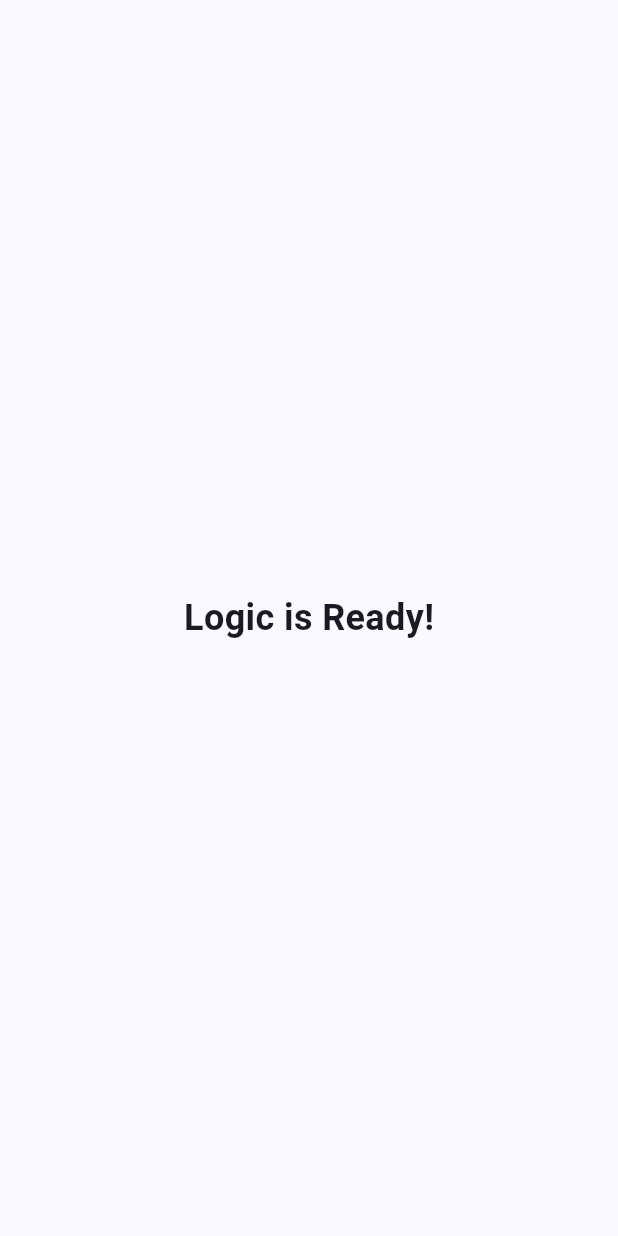
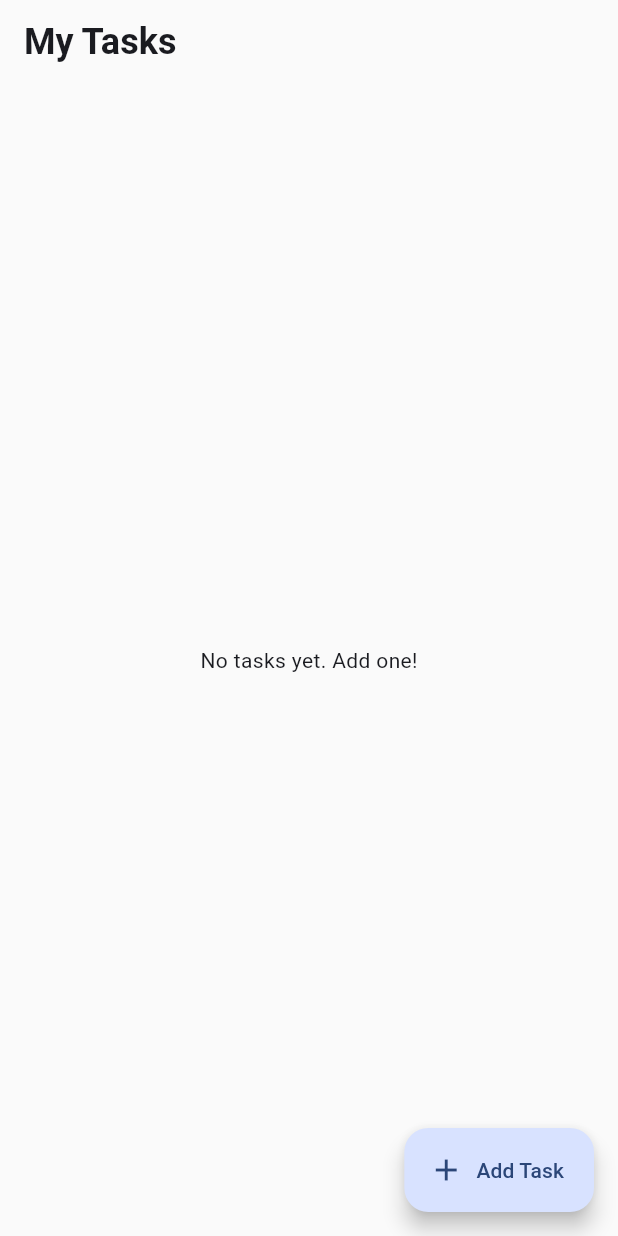
Before and after one commit to Seddek-Nadhem/todo_app, a Flutter app: the screen it shows after launch, on a phone screen of 412 x 824 dp. Run offline on Flutter 3.47's test engine with Material 3 defaults, Android fonts, the phone set to English and light mode, and no system bars; our stand-ins replace equatable, flutter_bloc, get_it, sqflite; accounts and stored records are empty.

Commit message:
feat: design HomePage with BlocBuilder

```diff
--- a/lib/main.dart
+++ b/lib/main.dart
@@ -2,6 +2,7 @@ import 'package:flutter/material.dart';
 import 'package:flutter_bloc/flutter_bloc.dart';
 import 'package:todo_app/core/service_locator.dart' as di;
 import 'package:todo_app/presentation/cubits/todo_cubit.dart';
+import 'package:todo_app/presentation/pages/home_page.dart';
 
 void main() async {
   // Ensure Flutter bindings are initialized before calling native code (SQLite)
@@ -32,14 +33,7 @@ class TodoApp extends StatelessWidget {
           ),
           useMaterial3: true,
         ),
-        home: const Scaffold(
-          body: Center(
-            child: Text(
-              'Logic is Ready!',
-              style: TextStyle(fontSize: 24, fontWeight: FontWeight.bold),
-            ),
-          ),
-        ),
+        home: const HomePage(),
       ),
     );
   }
--- /dev/null
+++ b/lib/presentation/pages/home_page.dart
@@ -0,0 +1,97 @@
+import 'package:flutter/material.dart';
+import 'package:flutter_bloc/flutter_bloc.dart';
+import 'package:todo_app/presentation/cubits/todo_cubit.dart';
+import 'package:todo_app/presentation/cubits/todo_state.dart';
+
+class HomePage extends StatelessWidget {
+  const HomePage({super.key});
+
+  @override
+  Widget build(BuildContext context) {
+    return Scaffold(
+      backgroundColor: Colors.grey[50], // Soft background color
+      appBar: AppBar(
+        title: const Text(
+          'My Tasks',
+          style: TextStyle(fontWeight: FontWeight.bold, fontSize: 24),
+        ),
+        // since deleting centerTitle: false gives us the same result as it is now, why not just delete it?
+        centerTitle: false,
+        elevation: 0,
+        backgroundColor: Colors.transparent,
+      ),
+      body: BlocBuilder<TodoCubit, TodoState>(
+        builder: (context, state) {
+          if (state is TodoLoading) {
+            return const Center(child: CircularProgressIndicator());
+          } else if (state is TodoLoaded) {
+            if (state.todos.isEmpty) {
+              return const Center(child: Text("No tasks yet. Add one!"));
+            }
+            return ListView.separated(
+              padding: const EdgeInsets.all(16),
+              itemCount: state.todos.length,
+              separatorBuilder: (context, index) => const SizedBox(height: 12),
+              itemBuilder: (context, index) {
+                final todo = state.todos[index];
+                return _TodoCard(todo: todo);
+              },
+            );
+          } else if (state is TodoError) {
+            return Center(child: Text(state.message));
+          }
+          return const SizedBox.shrink();
+        },
+      ),
+      floatingActionButton: FloatingActionButton.extended(
+        onPressed: () {
+          // We will implement the Add Todo dialog in the next step
+        },
+        label: const Text('Add Task'),
+        icon: const Icon(Icons.add),
+      ),
+    );
+  }
+}
+
+// Separate Widget for the individual Todo Card
+class _TodoCard extends StatelessWidget {
+  final dynamic todo; // Using dynamic for now, will map to Todo entity
+  const _TodoCard({required this.todo});
+
+  @override
+  Widget build(BuildContext context) {
+    return Container(
+      decoration: BoxDecoration(
+        color: Colors.white,
+        borderRadius: BorderRadius.circular(16),
+        boxShadow: [
+          BoxShadow(
+            color: Colors.black.withOpacity(0.05),
+            blurRadius: 10,
+            offset: const Offset(0, 4),
+          ),
+        ],
+      ),
+      child: ListTile(
+        contentPadding: const EdgeInsets.symmetric(horizontal: 20, vertical: 8),
+        title: Text(
+          todo.title,
+          style: TextStyle(
+            fontWeight: FontWeight.w600,
+            decoration: todo.isCompleted ? TextDecoration.lineThrough : null,
+            color: todo.isCompleted ? Colors.grey : Colors.black87,
+          ),
+        ),
+        subtitle: Text(todo.description),
+        trailing: Checkbox(
+          value: todo.isCompleted,
+          shape: RoundedRectangleBorder(borderRadius: BorderRadius.circular(4)),
+          onChanged: (value) {
+            context.read<TodoCubit>().toggleTodoStatus(todo);
+          },
+        ),
+      ),
+    );
+  }
+}
```
